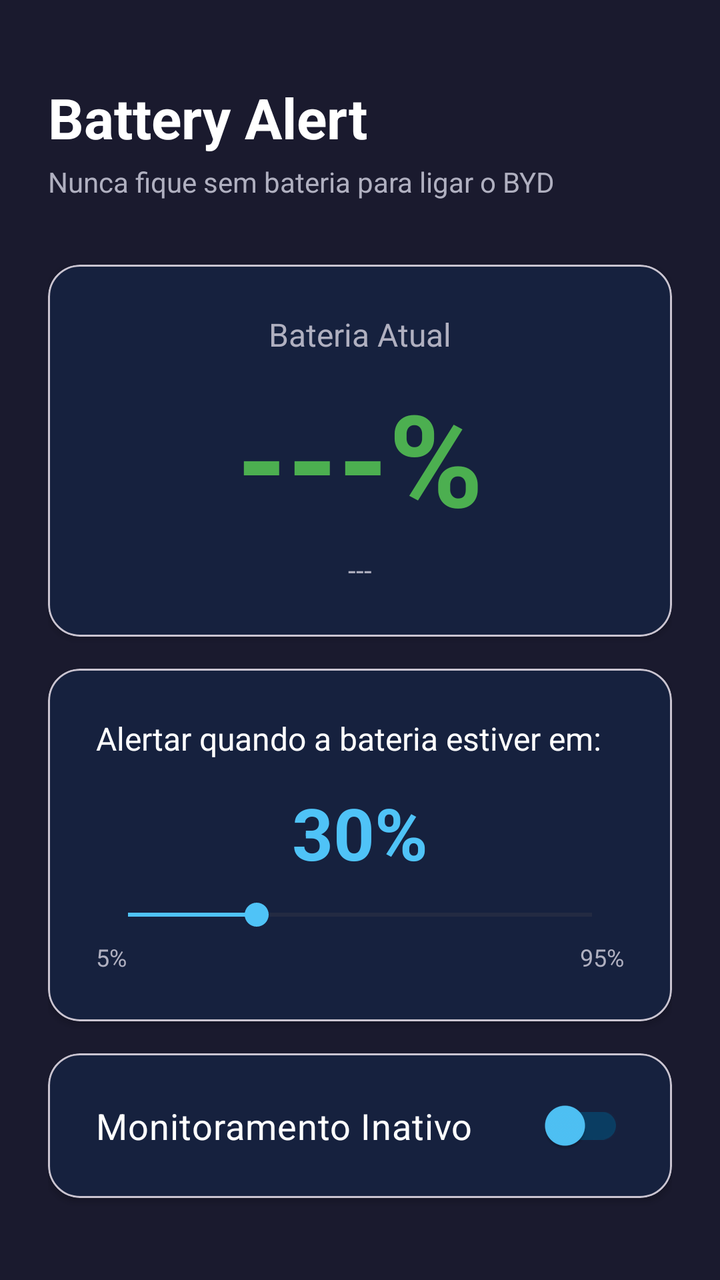
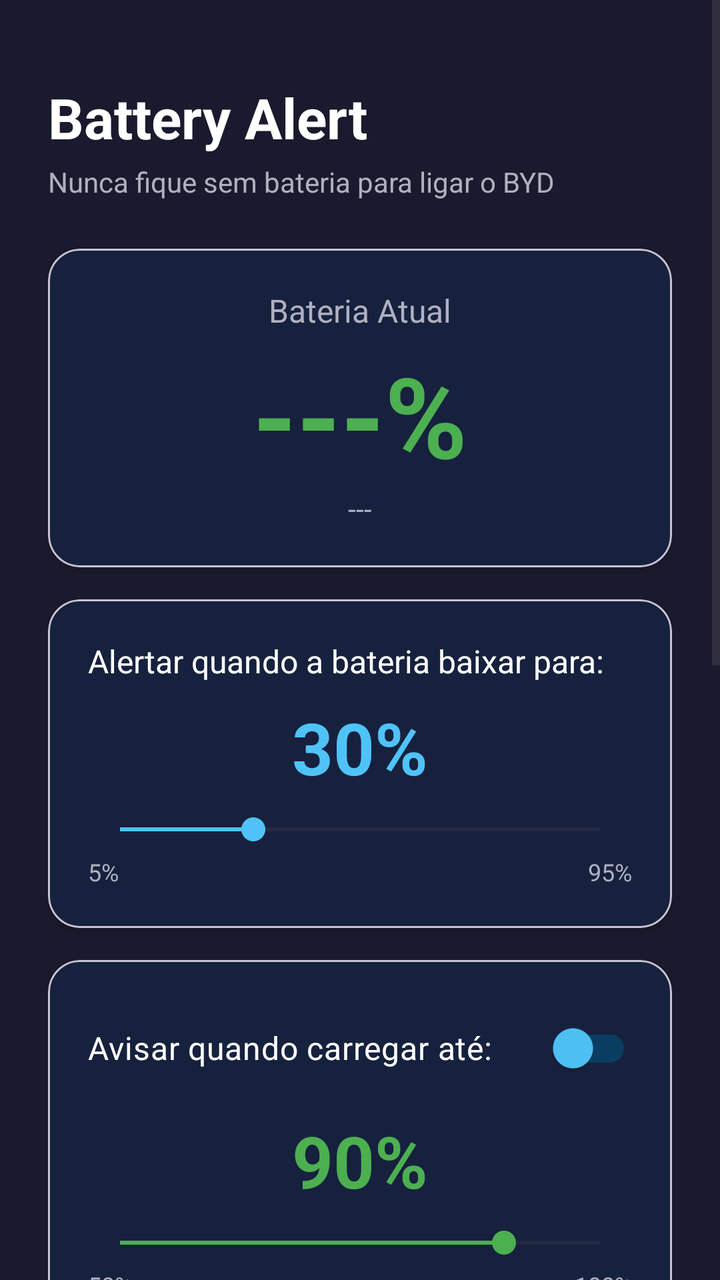

Compare the two renders of this Android layout. The source of the first and the diff that turns it into the second are given below.
<!-- AndroidManifest.xml: activity theme Theme.BatteryAlert -->
<!-- res/layout/activity_main.xml -->
<?xml version="1.0" encoding="utf-8"?>
<androidx.constraintlayout.widget.ConstraintLayout
    xmlns:android="http://schemas.android.com/apk/res/android"
    xmlns:app="http://schemas.android.com/apk/res-auto"
    android:layout_width="match_parent"
    android:layout_height="match_parent"
    android:background="@color/background"
    android:padding="24dp">

    
    <TextView
        android:id="@+id/textTitle"
        android:layout_width="wrap_content"
        android:layout_height="wrap_content"
        android:text="Battery Alert"
        android:textSize="28sp"
        android:textStyle="bold"
        android:textColor="@color/text_primary"
        app:layout_constraintTop_toTopOf="parent"
        app:layout_constraintStart_toStartOf="parent"
        android:layout_marginTop="16dp" />

    <TextView
        android:id="@+id/textSubtitle"
        android:layout_width="wrap_content"
        android:layout_height="wrap_content"
        android:text="Nunca fique sem bateria para ligar o BYD"
        android:textSize="14sp"
        android:textColor="@color/text_secondary"
        app:layout_constraintTop_toBottomOf="@id/textTitle"
        app:layout_constraintStart_toStartOf="parent"
        android:layout_marginTop="4dp" />

    
    <com.google.android.material.card.MaterialCardView
        android:id="@+id/cardBattery"
        android:layout_width="0dp"
        android:layout_height="wrap_content"
        app:cardCornerRadius="16dp"
        app:cardElevation="2dp"
        app:cardBackgroundColor="@color/card_background"
        app:layout_constraintTop_toBottomOf="@id/textSubtitle"
        app:layout_constraintStart_toStartOf="parent"
        app:layout_constraintEnd_toEndOf="parent"
        android:layout_marginTop="32dp">

        <LinearLayout
            android:layout_width="match_parent"
            android:layout_height="wrap_content"
            android:orientation="vertical"
            android:padding="24dp"
            android:gravity="center">

            <TextView
                android:layout_width="wrap_content"
                android:layout_height="wrap_content"
                android:text="Bateria Atual"
                android:textSize="16sp"
                android:textColor="@color/text_secondary" />

            <TextView
                android:id="@+id/textBatteryLevel"
                android:layout_width="wrap_content"
                android:layout_height="wrap_content"
                android:text="---%"
                android:textSize="64sp"
                android:textStyle="bold"
                android:textColor="@color/battery_good"
                android:layout_marginTop="8dp" />

            <TextView
                android:id="@+id/textChargingStatus"
                android:layout_width="wrap_content"
                android:layout_height="wrap_content"
                android:text="---"
                android:textSize="14sp"
                android:textColor="@color/text_secondary"
                android:layout_marginTop="4dp" />

        </LinearLayout>

    </com.google.android.material.card.MaterialCardView>

    
    <com.google.android.material.card.MaterialCardView
        android:id="@+id/cardConfig"
        android:layout_width="0dp"
        android:layout_height="wrap_content"
        app:cardCornerRadius="16dp"
        app:cardElevation="2dp"
        app:cardBackgroundColor="@color/card_background"
        app:layout_constraintTop_toBottomOf="@id/cardBattery"
        app:layout_constraintStart_toStartOf="parent"
        app:layout_constraintEnd_toEndOf="parent"
        android:layout_marginTop="16dp">

        <LinearLayout
            android:layout_width="match_parent"
            android:layout_height="wrap_content"
            android:orientation="vertical"
            android:padding="24dp">

            <TextView
                android:layout_width="wrap_content"
                android:layout_height="wrap_content"
                android:text="Alertar quando a bateria estiver em:"
                android:textSize="16sp"
                android:textColor="@color/text_primary" />

            <TextView
                android:id="@+id/textThresholdValue"
                android:layout_width="wrap_content"
                android:layout_height="wrap_content"
                android:text="30%"
                android:textSize="36sp"
                android:textStyle="bold"
                android:textColor="@color/accent"
                android:layout_gravity="center"
                android:layout_marginTop="12dp" />

            <SeekBar
                android:id="@+id/seekBarThreshold"
                android:layout_width="match_parent"
                android:layout_height="wrap_content"
                android:min="5"
                android:max="95"
                android:progress="30"
                android:progressTint="@color/accent"
                android:thumbTint="@color/accent"
                android:layout_marginTop="8dp" />

            <LinearLayout
                android:layout_width="match_parent"
                android:layout_height="wrap_content"
                android:orientation="horizontal"
                android:layout_marginTop="4dp">

                <TextView
                    android:layout_width="0dp"
                    android:layout_height="wrap_content"
                    android:layout_weight="1"
                    android:text="5%"
                    android:textSize="12sp"
                    android:textColor="@color/text_secondary" />

                <TextView
                    android:layout_width="0dp"
                    android:layout_height="wrap_content"
                    android:layout_weight="1"
                    android:text="95%"
                    android:textSize="12sp"
                    android:textColor="@color/text_secondary"
                    android:gravity="end" />

            </LinearLayout>

        </LinearLayout>

    </com.google.android.material.card.MaterialCardView>

    
    <com.google.android.material.card.MaterialCardView
        android:id="@+id/cardSwitch"
        android:layout_width="0dp"
        android:layout_height="wrap_content"
        app:cardCornerRadius="16dp"
        app:cardElevation="2dp"
        app:cardBackgroundColor="@color/card_background"
        app:layout_constraintTop_toBottomOf="@id/cardConfig"
        app:layout_constraintStart_toStartOf="parent"
        app:layout_constraintEnd_toEndOf="parent"
        android:layout_marginTop="16dp">

        <com.google.android.material.switchmaterial.SwitchMaterial
            android:id="@+id/switchEnable"
            android:layout_width="match_parent"
            android:layout_height="wrap_content"
            android:text="Monitoramento Inativo"
            android:textSize="18sp"
            android:textColor="@color/text_primary"
            android:padding="24dp"
            app:thumbTint="@color/switch_thumb"
            app:trackTint="@color/switch_track" />

    </com.google.android.material.card.MaterialCardView>

    
    <TextView
        android:id="@+id/textInfo"
        android:layout_width="0dp"
        android:layout_height="wrap_content"
        android:text="O app monitora a bateria em segundo plano e envia um alerta com som e vibração quando o nível cair abaixo do limite configurado. Reinicia automaticamente após reiniciar o celular."
        android:textSize="12sp"
        android:textColor="@color/text_hint"
        android:textAlignment="center"
        app:layout_constraintTop_toBottomOf="@id/cardSwitch"
        app:layout_constraintStart_toStartOf="parent"
        app:layout_constraintEnd_toEndOf="parent"
        android:layout_marginTop="24dp"
        android:paddingHorizontal="16dp" />

</androidx.constraintlayout.widget.ConstraintLayout>
<!-- resources referenced by this layout -->
<resources>
  <color name="accent">#FF4FC3F7</color>
  <color name="background">#FF1A1A2E</color>
  <color name="battery_good">#FF4CAF50</color>
  <color name="card_background">#FF16213E</color>
  <color name="switch_thumb">#FF4FC3F7</color>
  <color name="switch_track">#FF0A3D62</color>
  <color name="text_hint">#FF707080</color>
  <color name="text_primary">#FFFFFFFF</color>
  <color name="text_secondary">#FFB0B0C0</color>
  <style name="Theme.BatteryAlert" parent="Theme.Material3.DayNight.NoActionBar">
          <item name="colorPrimary">@color/accent</item>
          <item name="colorPrimaryVariant">@color/accent</item>
          <item name="colorOnPrimary">@color/text_primary</item>
          <item name="android:statusBarColor">@color/background</item>
          <item name="android:navigationBarColor">@color/background</item>
          <item name="android:windowBackground">@color/background</item>
      </style>
</resources>

<!-- the commit's change to res/layout/activity_main.xml (unified diff, before → after) -->
@@ -1,202 +1,348 @@
 <?xml version="1.0" encoding="utf-8"?>
-<androidx.constraintlayout.widget.ConstraintLayout
+<ScrollView
     xmlns:android="http://schemas.android.com/apk/res/android"
     xmlns:app="http://schemas.android.com/apk/res-auto"
     android:layout_width="match_parent"
     android:layout_height="match_parent"
     android:background="@color/background"
-    android:padding="24dp">
-
-    
-    <TextView
-        android:id="@+id/textTitle"
-        android:layout_width="wrap_content"
+    android:fillViewport="true">
+
+    <LinearLayout
+        android:layout_width="match_parent"
         android:layout_height="wrap_content"
-        android:text="Battery Alert"
-        android:textSize="28sp"
-        android:textStyle="bold"
-        android:textColor="@color/text_primary"
-        app:layout_constraintTop_toTopOf="parent"
-        app:layout_constraintStart_toStartOf="parent"
-        android:layout_marginTop="16dp" />
-
-    <TextView
-        android:id="@+id/textSubtitle"
-        android:layout_width="wrap_content"
-        android:layout_height="wrap_content"
-        android:text="Nunca fique sem bateria para ligar o BYD"
-        android:textSize="14sp"
-        android:textColor="@color/text_secondary"
-        app:layout_constraintTop_toBottomOf="@id/textTitle"
-        app:layout_constraintStart_toStartOf="parent"
-        android:layout_marginTop="4dp" />
-
-    
-    <com.google.android.material.card.MaterialCardView
-        android:id="@+id/cardBattery"
-        android:layout_width="0dp"
-        android:layout_height="wrap_content"
-        app:cardCornerRadius="16dp"
-        app:cardElevation="2dp"
-        app:cardBackgroundColor="@color/card_background"
-        app:layout_constraintTop_toBottomOf="@id/textSubtitle"
-        app:layout_constraintStart_toStartOf="parent"
-        app:layout_constraintEnd_toEndOf="parent"
-        android:layout_marginTop="32dp">
-
-        <LinearLayout
-            android:layout_width="match_parent"
-            android:layout_height="wrap_content"
-            android:orientation="vertical"
-            android:padding="24dp"
-            android:gravity="center">
-
-            <TextView
-                android:layout_width="wrap_content"
-                android:layout_height="wrap_content"
-                android:text="Bateria Atual"
-                android:textSize="16sp"
-                android:textColor="@color/text_secondary" />
-
-            <TextView
-                android:id="@+id/textBatteryLevel"
-                android:layout_width="wrap_content"
-                android:layout_height="wrap_content"
-                android:text="---%"
-                android:textSize="64sp"
-                android:textStyle="bold"
-                android:textColor="@color/battery_good"
-                android:layout_marginTop="8dp" />
-
-            <TextView
-                android:id="@+id/textChargingStatus"
-                android:layout_width="wrap_content"
-                android:layout_height="wrap_content"
-                android:text="---"
-                android:textSize="14sp"
-                android:textColor="@color/text_secondary"
-                android:layout_marginTop="4dp" />
-
-        </LinearLayout>
-
-    </com.google.android.material.card.MaterialCardView>
-
-    
-    <com.google.android.material.card.MaterialCardView
-        android:id="@+id/cardConfig"
-        android:layout_width="0dp"
-        android:layout_height="wrap_content"
-        app:cardCornerRadius="16dp"
-        app:cardElevation="2dp"
-        app:cardBackgroundColor="@color/card_background"
-        app:layout_constraintTop_toBottomOf="@id/cardBattery"
-        app:layout_constraintStart_toStartOf="parent"
-        app:layout_constraintEnd_toEndOf="parent"
-        android:layout_marginTop="16dp">
-
-        <LinearLayout
-            android:layout_width="match_parent"
-            android:layout_height="wrap_content"
-            android:orientation="vertical"
-            android:padding="24dp">
-
-            <TextView
-                android:layout_width="wrap_content"
-                android:layout_height="wrap_content"
-                android:text="Alertar quando a bateria estiver em:"
-                android:textSize="16sp"
-                android:textColor="@color/text_primary" />
-
-            <TextView
-                android:id="@+id/textThresholdValue"
-                android:layout_width="wrap_content"
-                android:layout_height="wrap_content"
-                android:text="30%"
-                android:textSize="36sp"
-                android:textStyle="bold"
-                android:textColor="@color/accent"
-                android:layout_gravity="center"
-                android:layout_marginTop="12dp" />
-
-            <SeekBar
-                android:id="@+id/seekBarThreshold"
-                android:layout_width="match_parent"
-                android:layout_height="wrap_content"
-                android:min="5"
-                android:max="95"
-                android:progress="30"
-                android:progressTint="@color/accent"
-                android:thumbTint="@color/accent"
-                android:layout_marginTop="8dp" />
+        android:orientation="vertical"
+        android:padding="24dp">
+
+        
+        <TextView
+            android:layout_width="wrap_content"
+            android:layout_height="wrap_content"
+            android:layout_marginTop="16dp"
+            android:text="Battery Alert"
+            android:textColor="@color/text_primary"
+            android:textSize="28sp"
+            android:textStyle="bold" />
+
+        <TextView
+            android:layout_width="wrap_content"
+            android:layout_height="wrap_content"
+            android:layout_marginTop="4dp"
+            android:text="Nunca fique sem bateria para ligar o BYD"
+            android:textColor="@color/text_secondary"
+            android:textSize="14sp" />
+
+        
+        <com.google.android.material.card.MaterialCardView
+            android:layout_width="match_parent"
+            android:layout_height="wrap_content"
+            android:layout_marginTop="24dp"
+            app:cardBackgroundColor="@color/card_background"
+            app:cardCornerRadius="16dp"
+            app:cardElevation="2dp">
 
             <LinearLayout
                 android:layout_width="match_parent"
                 android:layout_height="wrap_content"
-                android:orientation="horizontal"
-                android:layout_marginTop="4dp">
-
-                <TextView
-                    android:layout_width="0dp"
-                    android:layout_height="wrap_content"
-                    android:layout_weight="1"
-                    android:text="5%"
-                    android:textSize="12sp"
-                    android:textColor="@color/text_secondary" />
-
-                <TextView
-                    android:layout_width="0dp"
-                    android:layout_height="wrap_content"
-                    android:layout_weight="1"
-                    android:text="95%"
-                    android:textSize="12sp"
+                android:gravity="center"
+                android:orientation="vertical"
+                android:padding="20dp">
+
+                <TextView
+                    android:layout_width="wrap_content"
+                    android:layout_height="wrap_content"
+                    android:text="Bateria Atual"
                     android:textColor="@color/text_secondary"
-                    android:gravity="end" />
+                    android:textSize="16sp" />
+
+                <TextView
+                    android:id="@+id/textBatteryLevel"
+                    android:layout_width="wrap_content"
+                    android:layout_height="wrap_content"
+                    android:layout_marginTop="4dp"
+                    android:text="---%"
+                    android:textColor="@color/battery_good"
+                    android:textSize="56sp"
+                    android:textStyle="bold" />
+
+                <TextView
+                    android:id="@+id/textChargingStatus"
+                    android:layout_width="wrap_content"
+                    android:layout_height="wrap_content"
+                    android:text="---"
+                    android:textColor="@color/text_secondary"
+                    android:textSize="14sp" />
 
             </LinearLayout>
-
-        </LinearLayout>
-
-    </com.google.android.material.card.MaterialCardView>
-
-    
-    <com.google.android.material.card.MaterialCardView
-        android:id="@+id/cardSwitch"
-        android:layout_width="0dp"
-        android:layout_height="wrap_content"
-        app:cardCornerRadius="16dp"
-        app:cardElevation="2dp"
-        app:cardBackgroundColor="@color/card_background"
-        app:layout_constraintTop_toBottomOf="@id/cardConfig"
-        app:layout_constraintStart_toStartOf="parent"
-        app:layout_constraintEnd_toEndOf="parent"
-        android:layout_marginTop="16dp">
-
-        <com.google.android.material.switchmaterial.SwitchMaterial
-            android:id="@+id/switchEnable"
-            android:layout_width="match_parent"
-            android:layout_height="wrap_content"
-            android:text="Monitoramento Inativo"
-            android:textSize="18sp"
-            android:textColor="@color/text_primary"
-            android:padding="24dp"
-            app:thumbTint="@color/switch_thumb"
-            app:trackTint="@color/switch_track" />
-
-    </com.google.android.material.card.MaterialCardView>
-
-    
-    <TextView
-        android:id="@+id/textInfo"
-        android:layout_width="0dp"
-        android:layout_height="wrap_content"
-        android:text="O app monitora a bateria em segundo plano e envia um alerta com som e vibração quando o nível cair abaixo do limite configurado. Reinicia automaticamente após reiniciar o celular."
-        android:textSize="12sp"
-        android:textColor="@color/text_hint"
-        android:textAlignment="center"
-        app:layout_constraintTop_toBottomOf="@id/cardSwitch"
-        app:layout_constraintStart_toStartOf="parent"
-        app:layout_constraintEnd_toEndOf="parent"
-        android:layout_marginTop="24dp"
-        android:paddingHorizontal="16dp" />
-
-</androidx.constraintlayout.widget.ConstraintLayout>
+        </com.google.android.material.card.MaterialCardView>
+
+        
+        <com.google.android.material.card.MaterialCardView
+            android:layout_width="match_parent"
+            android:layout_height="wrap_content"
+            android:layout_marginTop="16dp"
+            app:cardBackgroundColor="@color/card_background"
+            app:cardCornerRadius="16dp"
+            app:cardElevation="2dp">
+
+            <LinearLayout
+                android:layout_width="match_parent"
+                android:layout_height="wrap_content"
+                android:orientation="vertical"
+                android:padding="20dp">
+
+                <TextView
+                    android:layout_width="wrap_content"
+                    android:layout_height="wrap_content"
+                    android:text="Alertar quando a bateria baixar para:"
+                    android:textColor="@color/text_primary"
+                    android:textSize="16sp" />
+
+                <TextView
+                    android:id="@+id/textThresholdValue"
+                    android:layout_width="wrap_content"
+                    android:layout_height="wrap_content"
+                    android:layout_gravity="center"
+                    android:layout_marginTop="8dp"
+                    android:text="30%"
+                    android:textColor="@color/accent"
+                    android:textSize="36sp"
+                    android:textStyle="bold" />
+
+                <SeekBar
+                    android:id="@+id/seekBarThreshold"
+                    android:layout_width="match_parent"
+                    android:layout_height="wrap_content"
+                    android:layout_marginTop="8dp"
+                    android:max="95"
+                    android:min="5"
+                    android:progress="30"
+                    android:progressTint="@color/accent"
+                    android:thumbTint="@color/accent" />
+
+                <LinearLayout
+                    android:layout_width="match_parent"
+                    android:layout_height="wrap_content"
+                    android:layout_marginTop="4dp"
+                    android:orientation="horizontal">
+
+                    <TextView
+                        android:layout_width="0dp"
+                        android:layout_height="wrap_content"
+                        android:layout_weight="1"
+                        android:text="5%"
+                        android:textColor="@color/text_secondary"
+                        android:textSize="12sp" />
+
+                    <TextView
+                        android:layout_width="0dp"
+                        android:layout_height="wrap_content"
+                        android:layout_weight="1"
+                        android:gravity="end"
+                        android:text="95%"
+                        android:textColor="@color/text_secondary"
+                        android:textSize="12sp" />
+                </LinearLayout>
+            </LinearLayout>
+        </com.google.android.material.card.MaterialCardView>
+
+        
+        <com.google.android.material.card.MaterialCardView
+            android:layout_width="match_parent"
+            android:layout_height="wrap_content"
+            android:layout_marginTop="16dp"
+            app:cardBackgroundColor="@color/card_background"
+            app:cardCornerRadius="16dp"
+            app:cardElevation="2dp">
+
+            <LinearLayout
+                android:layout_width="match_parent"
+                android:layout_height="wrap_content"
+                android:orientation="vertical"
+                android:padding="20dp">
+
+                <com.google.android.material.switchmaterial.SwitchMaterial
+                    android:id="@+id/switchUpper"
+                    android:layout_width="match_parent"
+                    android:layout_height="wrap_content"
+                    android:text="Avisar quando carregar até:"
+                    android:textColor="@color/text_primary"
+                    android:textSize="16sp"
+                    app:thumbTint="@color/switch_thumb"
+                    app:trackTint="@color/switch_track" />
+
+                <TextView
+                    android:id="@+id/textUpperValue"
+                    android:layout_width="wrap_content"
+                    android:layout_height="wrap_content"
+                    android:layout_gravity="center"
+                    android:layout_marginTop="8dp"
+                    android:text="90%"
+                    android:textColor="@color/battery_good"
+                    android:textSize="36sp"
+                    android:textStyle="bold" />
+
+                <SeekBar
+                    android:id="@+id/seekBarUpper"
+                    android:layout_width="match_parent"
+                    android:layout_height="wrap_content"
+                    android:layout_marginTop="8dp"
+                    android:max="100"
+                    android:min="50"
+                    android:progress="90"
+                    android:progressTint="@color/battery_good"
+                    android:thumbTint="@color/battery_good" />
+
+                <LinearLayout
+                    android:layout_width="match_parent"
+                    android:layout_height="wrap_content"
+                    android:layout_marginTop="4dp"
+                    android:orientation="horizontal">
+
+                    <TextView
+                        android:layout_width="0dp"
+                        android:layout_height="wrap_content"
+                        android:layout_weight="1"
+                        android:text="50%"
+                        android:textColor="@color/text_secondary"
+                        android:textSize="12sp" />
+
+                    <TextView
+                        android:layout_width="0dp"
+                        android:layout_height="wrap_content"
+                        android:layout_weight="1"
+                        android:gravity="end"
+                        android:text="100%"
+                        android:textColor="@color/text_secondary"
+                        android:textSize="12sp" />
+                </LinearLayout>
+            </LinearLayout>
+        </com.google.android.material.card.MaterialCardView>
+
+        
+        <com.google.android.material.card.MaterialCardView
+            android:layout_width="match_parent"
+            android:layout_height="wrap_content"
+            android:layout_marginTop="16dp"
+            app:cardBackgroundColor="@color/card_background"
+            app:cardCornerRadius="16dp"
+            app:cardElevation="2dp">
+
+            <LinearLayout
+                android:layout_width="match_parent"
+                android:layout_height="wrap_content"
+                android:orientation="vertical"
+                android:padding="20dp">
+
+                <com.google.android.material.switchmaterial.SwitchMaterial
+                    android:id="@+id/switchWhatsapp"
+                    android:layout_width="match_parent"
+                    android:layout_height="wrap_content"
+                    android:text="Enviar avisos no WhatsApp"
+                    android:textColor="@color/text_primary"
+                    android:textSize="16sp"
+                    app:thumbTint="@color/switch_thumb"
+                    app:trackTint="@color/switch_track" />
+
+                <TextView
+                    android:layout_width="wrap_content"
+                    android:layout_height="wrap_content"
+                    android:layout_marginTop="4dp"
+                    android:text="Você recebe os alertas como mensagem no seu próprio WhatsApp (aparece também no WhatsApp Web). Usa o serviço gratuito CallMeBot."
+                    android:textColor="@color/text_secondary"
+                    android:textSize="12sp" />
+
+                <com.google.android.material.textfield.TextInputLayout
+                    android:layout_width="match_parent"
+                    android:layout_height="wrap_content"
+                    android:layout_marginTop="12dp"
+                    android:hint="Seu número (ex.: +5511999998888)"
+                    android:textColorHint="@color/text_secondary"
+                    app:boxStrokeColor="@color/accent"
+                    app:hintTextColor="@color/accent">
+
+                    <com.google.android.material.textfield.TextInputEditText
+                        android:id="@+id/editPhone"
+                        android:layout_width="match_parent"
+                        android:layout_height="wrap_content"
+                        android:inputType="phone"
+                        android:textColor="@color/text_primary" />
+                </com.google.android.material.textfield.TextInputLayout>
+
+                <com.google.android.material.textfield.TextInputLayout
+                    android:layout_width="match_parent"
+                    android:layout_height="wrap_content"
+                    android:layout_marginTop="8dp"
+                    android:hint="Chave do CallMeBot (APIKey)"
+                    android:textColorHint="@color/text_secondary"
+                    app:boxStrokeColor="@color/accent"
+                    app:hintTextColor="@color/accent">
+
+                    <com.google.android.material.textfield.TextInputEditText
+                        android:id="@+id/editApiKey"
+                        android:layout_width="match_parent"
+                        android:layout_height="wrap_content"
+                        android:inputType="text"
+                        android:textColor="@color/text_primary" />
+                </com.google.android.material.textfield.TextInputLayout>
+
+                <LinearLayout
+                    android:layout_width="match_parent"
+                    android:layout_height="wrap_content"
+                    android:layout_marginTop="12dp"
+                    android:orientation="horizontal">
+
+                    <com.google.android.material.button.MaterialButton
+                        android:id="@+id/buttonHowTo"
+                        style="@style/Widget.Material3.Button.TextButton"
+                        android:layout_width="0dp"
+                        android:layout_height="wrap_content"
+                        android:layout_weight="1"
+                        android:text="Como obter a chave"
+                        android:textColor="@color/accent" />
+
+                    <com.google.android.material.button.MaterialButton
+                        android:id="@+id/buttonTest"
+                        android:layout_width="0dp"
+                        android:layout_height="wrap_content"
+                        android:layout_weight="1"
+                        android:backgroundTint="@color/accent"
+                        android:text="Salvar e testar"
+                        android:textColor="@color/background" />
+                </LinearLayout>
+            </LinearLayout>
+        </com.google.android.material.card.MaterialCardView>
+
+        
+        <com.google.android.material.card.MaterialCardView
+            android:layout_width="match_parent"
+            android:layout_height="wrap_content"
+            android:layout_marginTop="16dp"
+            app:cardBackgroundColor="@color/card_background"
+            app:cardCornerRadius="16dp"
+            app:cardElevation="2dp">
+
+            <com.google.android.material.switchmaterial.SwitchMaterial
+                android:id="@+id/switchEnable"
+                android:layout_width="match_parent"
+                android:layout_height="wrap_content"
+                android:padding="20dp"
+                android:text="Monitoramento Inativo"
+                android:textColor="@color/text_primary"
+                android:textSize="18sp"
+                app:thumbTint="@color/switch_thumb"
+                app:trackTint="@color/switch_track" />
+        </com.google.android.material.card.MaterialCardView>
+
+        <TextView
+            android:layout_width="match_parent"
+            android:layout_height="wrap_content"
+            android:layout_marginTop="20dp"
+            android:layout_marginBottom="16dp"
+            android:paddingHorizontal="16dp"
+            android:text="O app monitora a bateria em segundo plano e avisa com som, vibração e notificação piscando quando o nível cair abaixo do limite. Também pode avisar quando a carga chegar ao limite superior."
+            android:textAlignment="center"
+            android:textColor="@color/text_hint"
+            android:textSize="12sp" />
+
+    </LinearLayout>
+</ScrollView>
